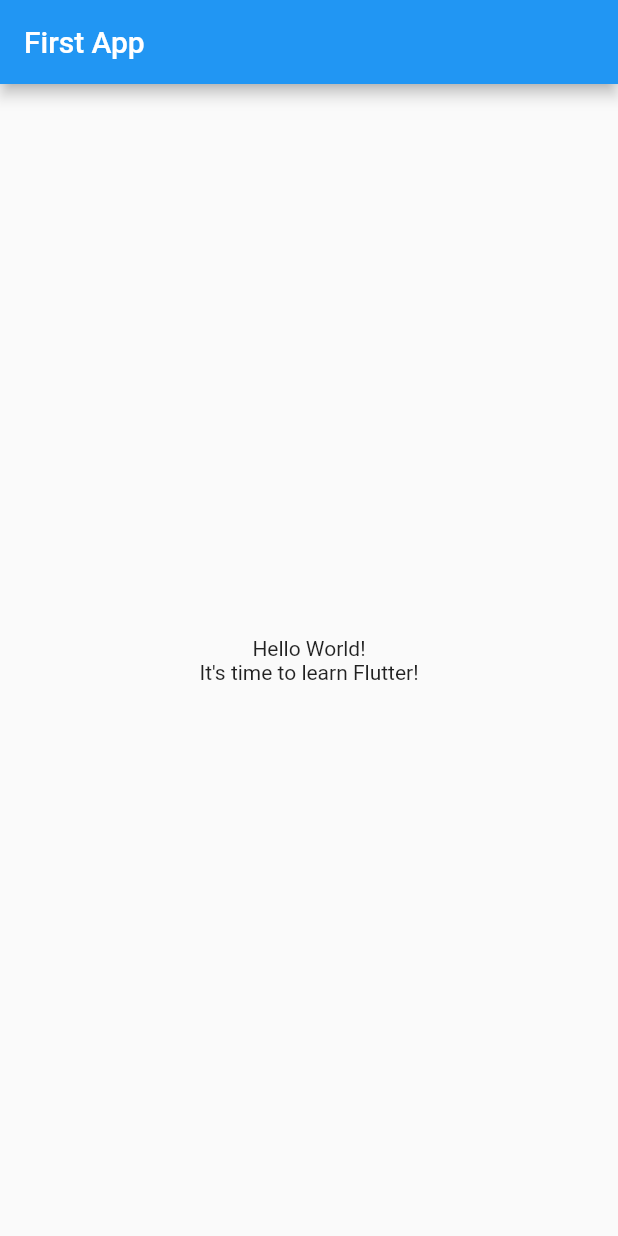
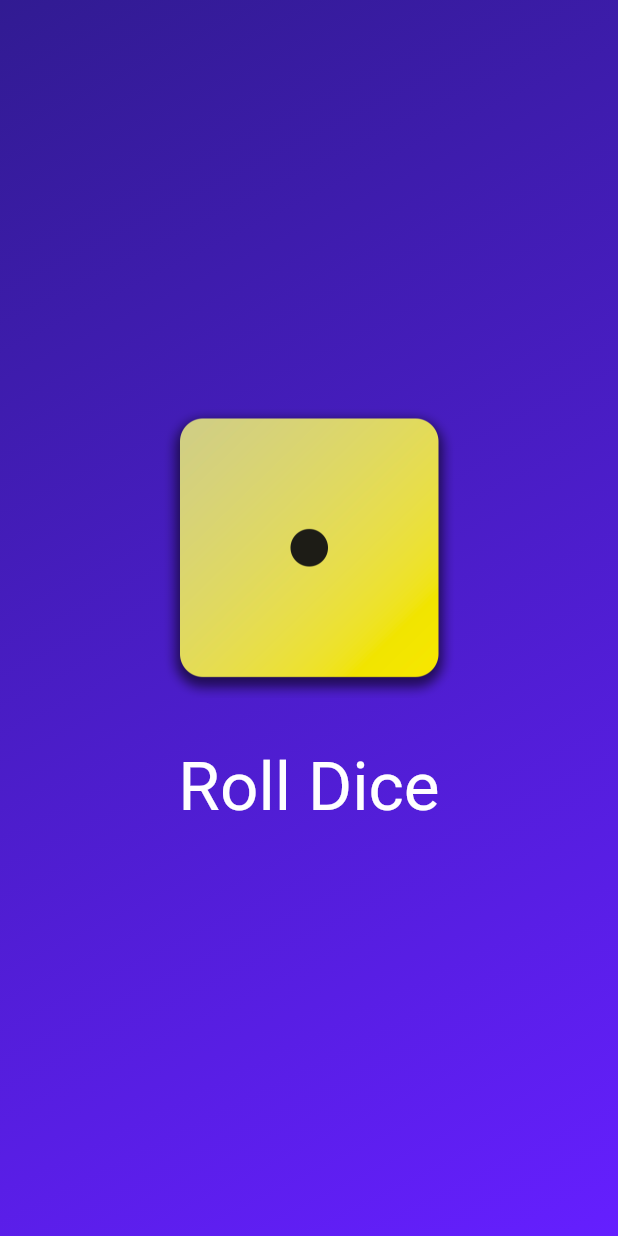
Before and after one commit to thezachdrake/flutter_dice_app, a Flutter app: the screen it shows after launch, on a phone screen of 412 x 824 dp. Run offline on Flutter 3.47's test engine with Material 2 defaults, Android fonts, the phone set to English and light mode, and no system bars.

Commit message:
Completed app.

```diff
--- /dev/null
+++ b/lib/dice_roller.dart
@@ -0,0 +1,43 @@
+import 'package:flutter/material.dart';
+import 'dart:math';
+
+final randomizer = Random();
+
+class DiceRoller extends StatefulWidget {
+  const DiceRoller({super.key});
+
+  @override
+  State<DiceRoller> createState() => _DiceRollerState();
+}
+
+class _DiceRollerState extends State<DiceRoller> {
+  int currentRoll = 1;
+
+  void rollDice() {
+    setState(() {
+      currentRoll = randomizer.nextInt(6) + 1;
+    });
+  }
+
+  @override
+  Widget build(BuildContext context) {
+    return Column(
+      mainAxisAlignment: MainAxisAlignment.center,
+      children: [
+        Image.asset(
+          "assets/dice-$currentRoll.png",
+          width: 200,
+        ),
+        const SizedBox(height: 25),
+        TextButton(
+            style: TextButton.styleFrom(
+                foregroundColor: Colors.white,
+                textStyle: const TextStyle(fontSize: 45)),
+            onPressed: rollDice,
+            child: const Text(
+              "Roll Dice",
+            ))
+      ],
+    );
+  }
+}
--- /dev/null
+++ b/lib/gradient_container.dart
@@ -0,0 +1,32 @@
+import 'package:flutter/material.dart';
+import 'package:flutter_dice_app/dice_roller.dart';
+
+class GradientContainer extends StatelessWidget {
+  const GradientContainer(
+      this.color1, this.color2, this.startAlignment, this.endAlignment,
+      {super.key});
+
+  final Color color1;
+  final Color color2;
+  final Alignment startAlignment;
+  final Alignment endAlignment;
+
+  @override
+  Widget build(context) {
+    return Container(
+      decoration: BoxDecoration(
+        gradient: LinearGradient(
+          colors: [
+            color1,
+            color2,
+          ],
+          begin: startAlignment,
+          end: endAlignment,
+        ),
+      ),
+      child: const Center(
+        child: DiceRoller(),
+      ),
+    );
+  }
+}
--- a/lib/main.dart
+++ b/lib/main.dart
@@ -1,37 +1,17 @@
 import 'package:flutter/material.dart';
+import 'gradient_container.dart';
 
 void main() {
-  runApp(const MyApp());
-}
-
-class MyApp extends StatelessWidget {
-  const MyApp({super.key});
-
-  @override
-  Widget build(BuildContext context) {
-    return MaterialApp(
-      title: 'Flutter Demo',
-      theme: ThemeData(
-        primarySwatch: Colors.blue,
-      ),
+  runApp(
+    MaterialApp(
       home: Scaffold(
-        appBar: AppBar(
-          title: const Text('First App'),
-        ),
-        body: Center(
-          child: Column(
-            mainAxisAlignment: MainAxisAlignment.center,
-            children: const [
-              Text(
-                'Hello World!',
-              ),
-              Text(
-                'It\'s time to learn Flutter!',
-              ),
-            ],
-          ),
+        body: GradientContainer(
+          Colors.deepPurple.shade900,
+          Colors.deepPurpleAccent.shade400,
+          Alignment.topLeft,
+          Alignment.bottomRight,
         ),
       ),
-    );
-  }
+    ),
+  );
 }
```
Also changed, not shown: lib/styled_text.dart (added, +18 -0 lines), pubspec.yaml (+9 -68 lines), assets/dice-1.png (added), assets/dice-2.png (added), assets/dice-3.png (added), assets/dice-4.png (added), assets/dice-5.png (added), assets/dice-6.png (added), 2 other files.
